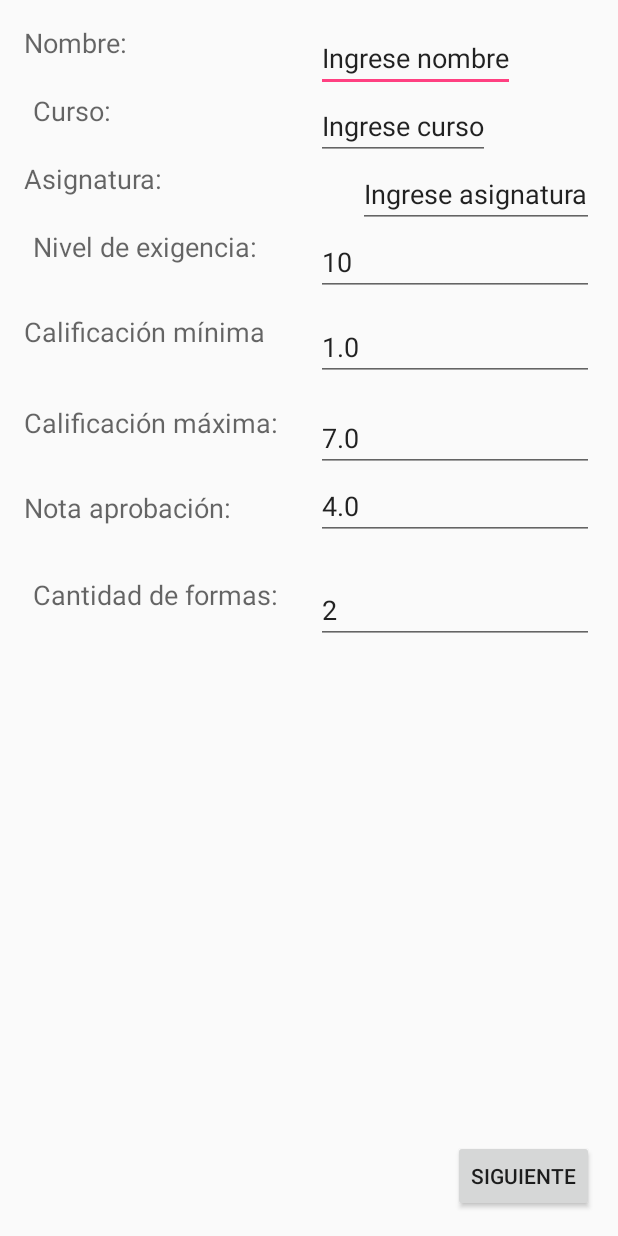
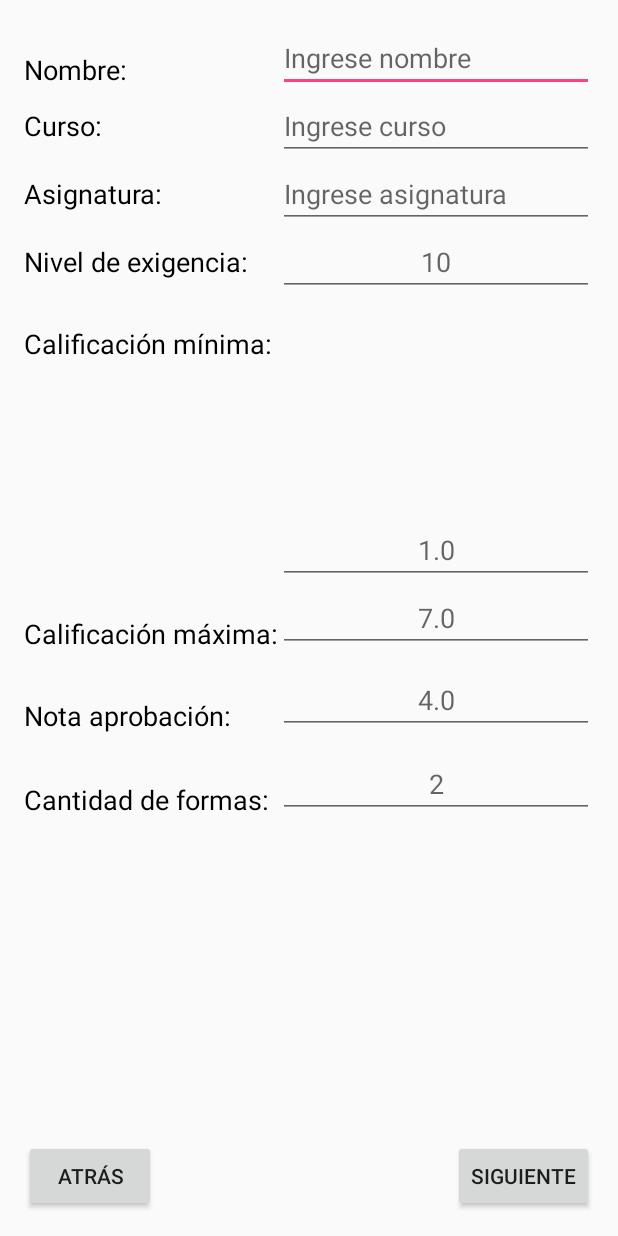
Before and after one commit to luisloyola/GoCheck-MobileApp, an Android app: the CrearEvaluacionActivity screen opened directly, with no data from a screen before it, on a phone screen of 412 x 824 dp. Run offline under Robolectric (Android 15) with nearby library versions, the light colour scheme and no system bars.

Commit message:
vista crear evaluacion

```diff
--- a/app/src/main/java/teachapps/gocheck/CrearEvaluacionActivity.java
+++ b/app/src/main/java/teachapps/gocheck/CrearEvaluacionActivity.java
@@ -1,7 +1,9 @@
 package teachapps.gocheck;
 
 import android.app.Activity;
+import android.content.Intent;
 import android.os.Bundle;
+import android.view.View;
 import android.widget.Button;
 import android.widget.EditText;
 import android.widget.TextView;
@@ -26,6 +28,7 @@ public class CrearEvaluacionActivity extends Activity {
     private EditText mTextFieldNotaAprobacion;
     private EditText mTextFieldCantidadFormas;
     private Button mNextButton;
+    private Button mAtrasButton;
 
     @Override
     protected void onCreate(Bundle savedInstanceState) {
@@ -45,6 +48,17 @@ public class CrearEvaluacionActivity extends Activity {
         this.mTextViewCantidadFormas     = (TextView) findViewById(R.id.textview_cantidad_formas);
 
         this.mNextButton = (Button) findViewById(R.id.button_next);
+        this.mAtrasButton = (Button) findViewById(R.id.button_atras);
+        this.mAtrasButton.setOnClickListener(new onClickmAtrasButton());
 
     }
+    class onClickmAtrasButton implements View.OnClickListener {
+        onClickmAtrasButton() {
+
+        }
+
+        public void onClick(View v){
+            CrearEvaluacionActivity.this.startActivity(new Intent(CrearEvaluacionActivity.this, MainMenuActivity.class));
+        }
+    }
 }
--- /dev/null
+++ b/app/src/main/res/anim/alpha.xml
@@ -0,0 +1,6 @@
+<?xml version="1.0" encoding="utf-8"?>
+<alpha
+    xmlns:android="http://schemas.android.com/apk/res/android"
+    android:fromAlpha="0.0"
+    android:toAlpha="1.0"
+    android:duration="3000" />
--- a/app/src/main/res/layout/activity_crear_evaluacion.xml
+++ b/app/src/main/res/layout/activity_crear_evaluacion.xml
@@ -15,9 +15,12 @@
         android:textAppearance="?android:attr/textAppearanceMedium"
         android:id="@+id/textview_nombre"
         android:text="Nombre:"
+        android:focusable="false"
+        android:textColor="#000000"
         android:layout_alignParentTop="true"
         android:layout_alignParentLeft="true"
-        android:layout_alignParentStart="true" />
+        android:layout_alignParentStart="true"
+        android:layout_marginTop="18dp" />
 
     <TextView
         android:layout_width="wrap_content"
@@ -25,7 +28,9 @@
         android:textAppearance="?android:attr/textAppearanceMedium"
         android:text="Curso:"
         android:id="@+id/textview_curso"
-        android:layout_below="@+id/text_nombre"
+        android:textColor="#000000"
+        android:layout_alignBaseline="@+id/text_curso"
+        android:layout_alignBottom="@+id/text_curso"
         android:layout_alignLeft="@+id/textview_cantidad_formas"
         android:layout_alignStart="@+id/textview_cantidad_formas" />
 
@@ -35,20 +40,22 @@
         android:textAppearance="?android:attr/textAppearanceMedium"
         android:text="Asignatura:"
         android:id="@+id/textview_asignatura"
-        android:layout_alignTop="@+id/text_asignatura"
-        android:layout_alignParentLeft="true"
-        android:layout_alignParentStart="true" />
+        android:textColor="#000000"
+        android:layout_alignBaseline="@+id/text_asignatura"
+        android:layout_alignBottom="@+id/text_asignatura"
+        android:layout_alignLeft="@+id/textview_curso"
+        android:layout_alignStart="@+id/textview_curso" />
 
     <EditText
         android:layout_width="wrap_content"
         android:layout_height="wrap_content"
         android:id="@+id/text_nombre"
-        android:text="Ingrese nombre"
-        android:layout_alignTop="@+id/textview_nombre"
-        android:layout_toRightOf="@+id/textview_exigencia"
-        android:layout_toEndOf="@+id/textview_exigencia"
-        android:layout_marginLeft="39dp"
-        android:layout_marginStart="39dp" />
+        android:hint="Ingrese nombre"
+        android:layout_alignParentTop="true"
+        android:layout_alignLeft="@+id/text_curso"
+        android:layout_alignStart="@+id/text_curso"
+        android:layout_alignRight="@+id/text_exigencia"
+        android:layout_alignEnd="@+id/text_exigencia" />
 
     <TextView
         android:layout_width="wrap_content"
@@ -56,20 +63,23 @@
         android:textAppearance="?android:attr/textAppearanceMedium"
         android:text="Nivel de exigencia:"
         android:id="@+id/textview_exigencia"
-        android:layout_below="@+id/text_asignatura"
-        android:layout_alignLeft="@+id/textview_curso"
-        android:layout_alignStart="@+id/textview_curso" />
+        android:textColor="#000000"
+        android:layout_alignBaseline="@+id/text_exigencia"
+        android:layout_alignBottom="@+id/text_exigencia"
+        android:layout_alignLeft="@+id/textview_asignatura"
+        android:layout_alignStart="@+id/textview_asignatura" />
 
     <TextView
         android:layout_width="wrap_content"
         android:layout_height="wrap_content"
         android:textAppearance="?android:attr/textAppearanceMedium"
-        android:text="Calificación mínima"
+        android:text="Calificación mínima:"
         android:id="@+id/textview_calificacion_min"
-        android:layout_below="@+id/textview_exigencia"
+        android:textColor="#000000"
+        android:layout_marginTop="19dp"
+        android:layout_below="@+id/text_exigencia"
         android:layout_alignParentLeft="true"
-        android:layout_alignParentStart="true"
-        android:layout_marginTop="32dp" />
+        android:layout_alignParentStart="true" />
 
     <TextView
         android:layout_width="wrap_content"
@@ -77,8 +87,8 @@
         android:textAppearance="?android:attr/textAppearanceMedium"
         android:text="Calificación máxima:"
         android:id="@+id/textview_calificacion_max"
-        android:layout_marginTop="36dp"
-        android:layout_below="@+id/textview_calificacion_min"
+        android:textColor="#000000"
+        android:layout_alignBottom="@+id/text_calificacion_max"
         android:layout_alignParentLeft="true"
         android:layout_alignParentStart="true" />
 
@@ -88,10 +98,11 @@
         android:textAppearance="?android:attr/textAppearanceMedium"
         android:text="Nota aprobación:"
         android:id="@+id/textview_nota_aprobacion"
+        android:textColor="#000000"
         android:layout_below="@+id/textview_calificacion_max"
         android:layout_alignParentLeft="true"
         android:layout_alignParentStart="true"
-        android:layout_marginTop="32dp" />
+        android:layout_marginTop="30dp" />
 
     <TextView
         android:layout_width="wrap_content"
@@ -99,19 +110,22 @@
         android:textAppearance="?android:attr/textAppearanceMedium"
         android:text="Cantidad de formas:"
         android:id="@+id/textview_cantidad_formas"
-        android:layout_below="@+id/textview_nota_aprobacion"
-        android:layout_alignRight="@+id/textview_calificacion_max"
-        android:layout_alignEnd="@+id/textview_calificacion_max"
-        android:layout_marginTop="33dp" />
+        android:textColor="#000000"
+        android:layout_marginTop="31dp"
+        android:layout_below="@+id/text_nota_aprobacion"
+        android:layout_alignParentLeft="true"
+        android:layout_alignParentStart="true" />
 
     <EditText
         android:layout_width="wrap_content"
         android:layout_height="wrap_content"
         android:id="@+id/text_curso"
-        android:layout_alignTop="@+id/textview_curso"
-        android:layout_alignLeft="@+id/text_nombre"
-        android:layout_alignStart="@+id/text_nombre"
-        android:text="Ingrese curso" />
+        android:hint="Ingrese curso"
+        android:layout_below="@+id/text_nombre"
+        android:layout_alignLeft="@+id/text_asignatura"
+        android:layout_alignStart="@+id/text_asignatura"
+        android:layout_alignRight="@+id/text_asignatura"
+        android:layout_alignEnd="@+id/text_asignatura" />
 
     <EditText
         android:layout_width="wrap_content"
@@ -119,10 +133,14 @@
         android:inputType="number"
         android:ems="10"
         android:id="@+id/text_exigencia"
-        android:layout_alignTop="@+id/textview_exigencia"
-        android:layout_alignLeft="@+id/text_curso"
-        android:layout_alignStart="@+id/text_curso"
-        android:text="10" />
+        android:hint="10"
+
+        android:layout_below="@+id/text_asignatura"
+        android:gravity="center_horizontal"
+        android:layout_alignRight="@+id/text_calificacion_max"
+        android:layout_alignEnd="@+id/text_calificacion_max"
+        android:layout_alignLeft="@+id/text_calificacion_max"
+        android:layout_alignStart="@+id/text_calificacion_max" />
 
     <EditText
         android:layout_width="wrap_content"
@@ -130,10 +148,13 @@
         android:inputType="numberDecimal"
         android:ems="10"
         android:id="@+id/text_calificacion_min"
-        android:layout_alignTop="@+id/textview_calificacion_min"
-        android:layout_alignLeft="@+id/text_exigencia"
-        android:layout_alignStart="@+id/text_exigencia"
-        android:text="1.0" />
+        android:hint="1.0"
+        android:gravity="center_horizontal"
+        android:layout_above="@+id/text_calificacion_max"
+        android:layout_alignLeft="@+id/text_calificacion_max"
+        android:layout_alignStart="@+id/text_calificacion_max"
+        android:layout_alignRight="@+id/text_exigencia"
+        android:layout_alignEnd="@+id/text_exigencia" />
 
     <EditText
         android:layout_width="wrap_content"
@@ -141,10 +162,11 @@
         android:inputType="numberDecimal"
         android:ems="10"
         android:id="@+id/text_calificacion_max"
-        android:layout_alignTop="@+id/textview_calificacion_max"
-        android:layout_alignLeft="@+id/text_calificacion_min"
-        android:layout_alignStart="@+id/text_calificacion_min"
-        android:text="7.0" />
+        android:hint="7.0"
+        android:gravity="center_horizontal"
+        android:layout_centerVertical="true"
+        android:layout_toRightOf="@+id/textview_calificacion_max"
+        android:layout_toEndOf="@+id/textview_calificacion_max" />
 
     <EditText
         android:layout_width="wrap_content"
@@ -152,12 +174,11 @@
         android:inputType="numberDecimal"
         android:ems="10"
         android:id="@+id/text_nota_aprobacion"
-        android:layout_below="@+id/text_calificacion_max"
-        android:layout_alignParentRight="true"
-        android:layout_alignParentEnd="true"
-        android:layout_alignLeft="@+id/text_calificacion_max"
-        android:layout_alignStart="@+id/text_calificacion_max"
-        android:text="4.0" />
+        android:hint="4.0"
+        android:gravity="center_horizontal"
+        android:layout_toRightOf="@+id/textview_calificacion_max"
+        android:layout_toEndOf="@+id/textview_calificacion_max"
+        android:layout_alignBottom="@+id/textview_nota_aprobacion" />
 
     <EditText
         android:layout_width="wrap_content"
@@ -165,19 +186,22 @@
         android:inputType="number"
         android:ems="10"
         android:id="@+id/text_cantidad_formas"
-        android:layout_alignTop="@+id/textview_cantidad_formas"
+        android:hint="2"
+        android:gravity="center_horizontal"
+        android:layout_alignBottom="@+id/textview_cantidad_formas"
         android:layout_alignParentRight="true"
         android:layout_alignParentEnd="true"
-        android:layout_alignLeft="@+id/text_calificacion_max"
-        android:layout_alignStart="@+id/text_calificacion_max"
-        android:text="2" />
+        android:layout_alignLeft="@+id/text_nota_aprobacion"
+        android:layout_alignStart="@+id/text_nota_aprobacion" />
 
     <EditText
         android:layout_width="wrap_content"
         android:layout_height="wrap_content"
         android:id="@+id/text_asignatura"
-        android:text="Ingrese asignatura"
+        android:hint="Ingrese asignatura"
         android:layout_below="@+id/text_curso"
+        android:layout_alignLeft="@+id/text_exigencia"
+        android:layout_alignStart="@+id/text_exigencia"
         android:layout_alignRight="@+id/text_exigencia"
         android:layout_alignEnd="@+id/text_exigencia" />
 
@@ -190,4 +214,13 @@
         android:layout_alignParentRight="true"
         android:layout_alignParentEnd="true" />
 
+    <Button
+        android:layout_width="wrap_content"
+        android:layout_height="wrap_content"
+        android:text="Atrás"
+        android:id="@+id/button_atras"
+        android:layout_alignTop="@+id/button_next"
+        android:layout_alignParentLeft="true"
+        android:layout_alignParentStart="true" />
+
 </RelativeLayout>
```
Also changed, not shown: app/src/main/AndroidManifest.xml (+9 -1 lines), app/src/main/java/teachapps/gocheck/Splashscreen.java (added, +70 -0 lines), app/src/main/res/anim/translate.xml (added, +14 -0 lines), app/src/main/res/layout/activity_splashscreen.xml (added, +17 -0 lines), app/src/main/res/drawable/splash_img.png (added).
